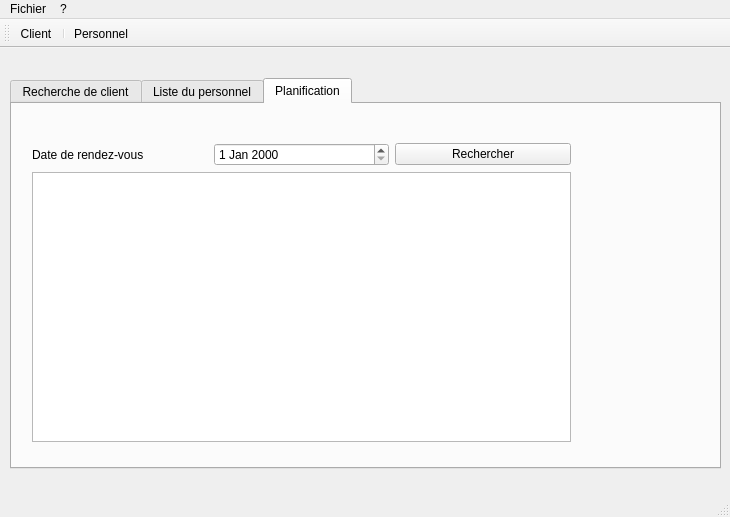
Old version of the form TP_ASR/mainwindow.ui in the repository RBFUZ/TP_STL.
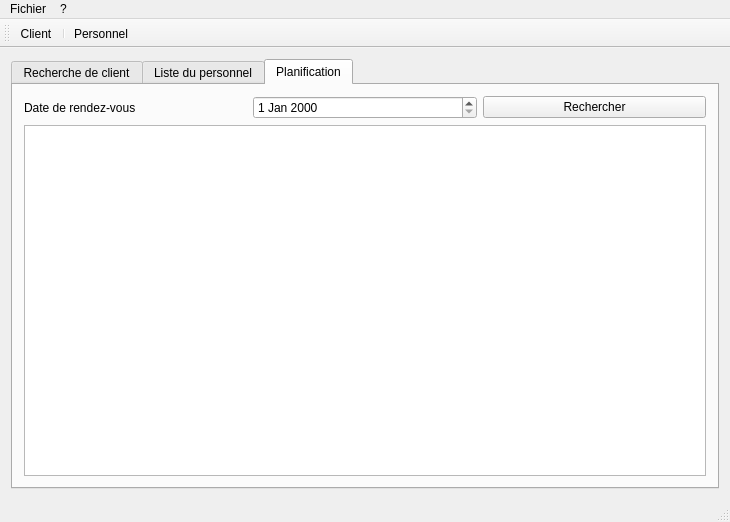
New version of the form. The open tabs and pages were chosen to show the change. Icons and pictures are not drawn. Custom widgets are drawn as their Qt base class.

Patch:
```diff
--- a/TP_ASR/mainwindow.ui
+++ b/TP_ASR/mainwindow.ui
@@ -7,26 +7,28 @@
     <x>0</x>
     <y>0</y>
     <width>730</width>
-    <height>517</height>
+    <height>520</height>
    </rect>
   </property>
   <property name="windowTitle">
    <string>Fenêtre principale</string>
   </property>
   <widget class="QWidget" name="centralWidget">
+   <layout class="QVBoxLayout" name="verticalLayout">
+    <item>
+     <layout class="QVBoxLayout" name="verticalLayout_2">
+      <item>
    <widget class="QTabWidget" name="tabWidget">
-    <property name="geometry">
-     <rect>
-      <x>10</x>
-      <y>30</y>
-      <width>711</width>
-      <height>391</height>
-     </rect>
-    </property>
     <property name="currentIndex">
      <number>0</number>
     </property>
     <widget class="TabClient" name="tabClient">
+         <property name="minimumSize">
+          <size>
+           <width>680</width>
+           <height>400</height>
+          </size>
+         </property>
      <attribute name="title">
       <string>Recherche de client</string>
      </attribute>
@@ -40,15 +42,8 @@
      <attribute name="title">
       <string>Planification</string>
      </attribute>
-     <widget class="QWidget" name="gridLayoutWidget_2">
-      <property name="geometry">
-       <rect>
-        <x>9</x>
-        <y>28</y>
-        <width>561</width>
-        <height>321</height>
-       </rect>
-      </property>
+         <layout class="QVBoxLayout" name="verticalLayout_3">
+          <item>
       <layout class="QGridLayout" name="gridLayoutPlanification">
        <item row="0" column="0">
         <widget class="QLabel" name="lblRendezvous">
@@ -71,9 +66,14 @@
         <widget class="QTableView" name="tableView"/>
        </item>
       </layout>
-     </widget>
-    </widget>
-   </widget>
+          </item>
+         </layout>
+        </widget>
+       </widget>
+      </item>
+     </layout>
+    </item>
+   </layout>
   </widget>
   <widget class="QMenuBar" name="menuBar">
    <property name="geometry">
```
Lines whose indentation alone changed are shown as unchanged.
